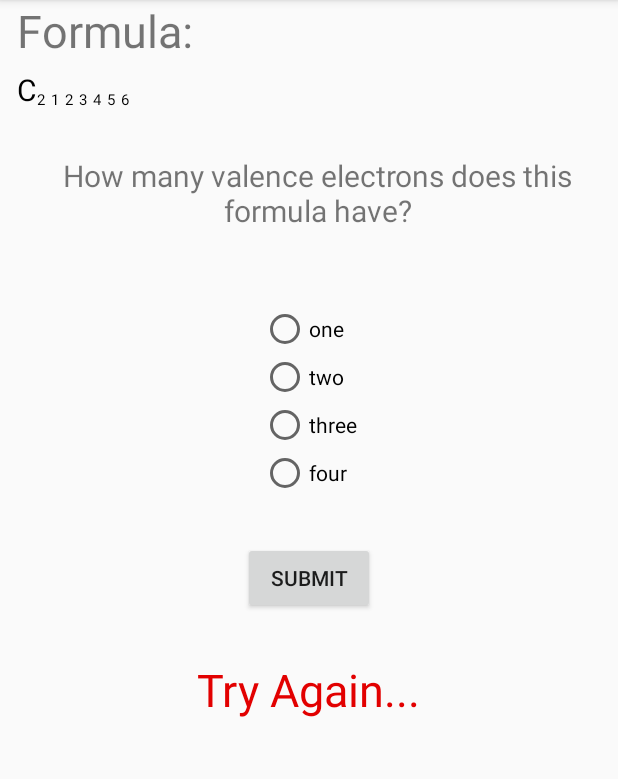
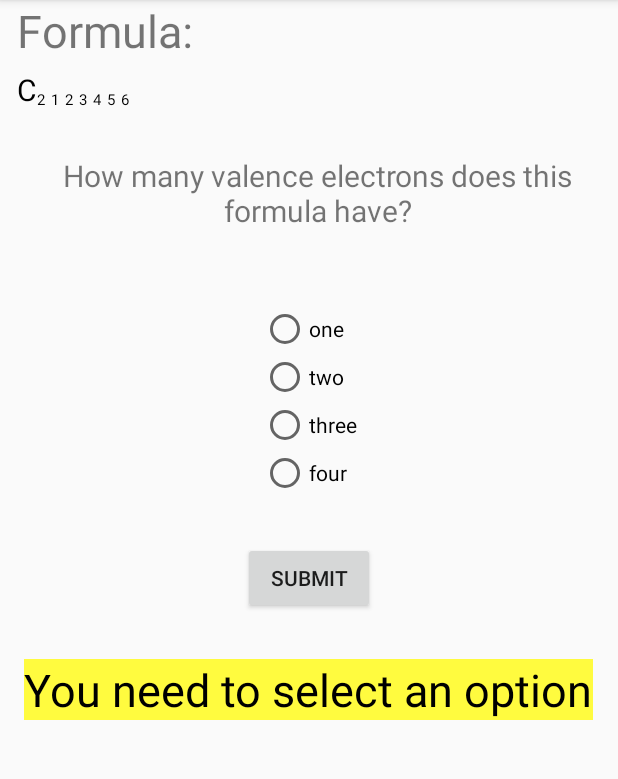
Before and after one commit to ahyoung1/Chemia, an Android app: the ValenceQuestionPage screen opened directly, with no data from a screen before it, after a tap on "SUBMIT", on a phone screen of 412 x 824 dp, the part 84-863 px from its top. Run offline under Robolectric (Android 15) with nearby library versions, the phone set to English and light mode, and no system bars; 3 statements that could not run were skipped.

Commit message:
Added contingencies for no radio buttons being selected in ValenceQuestionPage

```diff
--- a/app/src/main/java/chemia/httpsgithub/comahyoung1/chemia/ValenceQuestionPage.java
+++ b/app/src/main/java/chemia/httpsgithub/comahyoung1/chemia/ValenceQuestionPage.java
@@ -27,7 +27,7 @@ public class ValenceQuestionPage extends AppCompatActivity {
     private RadioButton radioButtonTwo;
     private RadioButton radioButtonThree;
     private RadioButton radioButtonFour;
-    private int numOfValence;
+    private int numOfValence = 0;
     private TextView feedbackTV;
     private Molecule molecule;
     private TextView[] attachedElementTVArray = new TextView[6];
@@ -65,14 +65,20 @@ public class ValenceQuestionPage extends AppCompatActivity {
 
     public void submitValence(View v){
         int selectedRadioID = radioGroup.getCheckedRadioButtonId();
-        RadioButton selectedRadio = (RadioButton)findViewById(selectedRadioID);
-        if (Integer.toString(numOfValence).equals(selectedRadio.getText())){
-            feedbackTV.setText("Correct!");
-            feedbackTV.setTextColor(Color.parseColor("#42f468"));
+        if (selectedRadioID!=-1) {
+            RadioButton selectedRadio = (RadioButton) findViewById(selectedRadioID);
+            if (Integer.toString(this.numOfValence).equals(selectedRadio.getText())) {
+                feedbackTV.setText("Correct!");
+                feedbackTV.setTextColor(Color.parseColor("#42f468"));
+            } else {
+                feedbackTV.setText("Try Again...");
+                feedbackTV.setTextColor(Color.parseColor("#e20000"));
+            }
         }
         else{
-            feedbackTV.setText("Try Again...");
-            feedbackTV.setTextColor(Color.parseColor("#e20000"));
+            feedbackTV.setText("You need to select an option");
+            feedbackTV.setTextColor(Color.parseColor("#000000"));
+            feedbackTV.setBackgroundColor(Color.parseColor("#fffb3f"));
         }
     }
 
```
